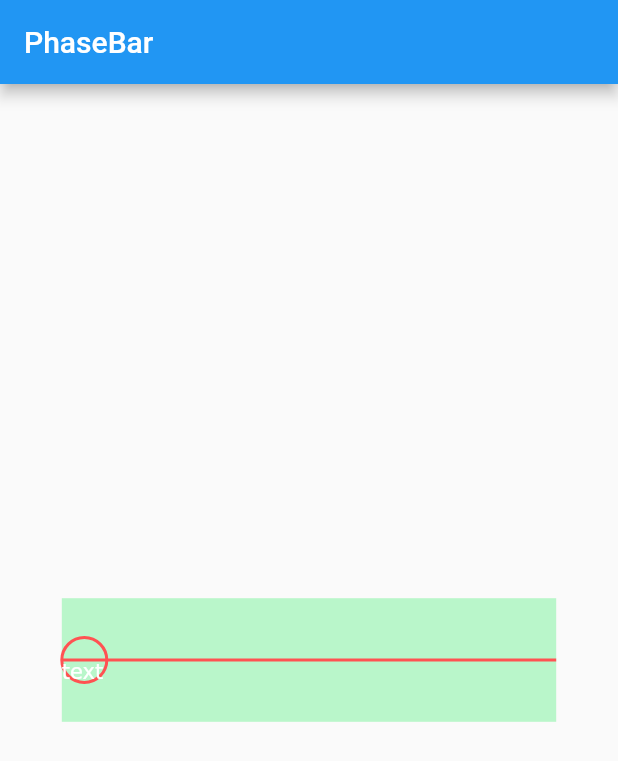
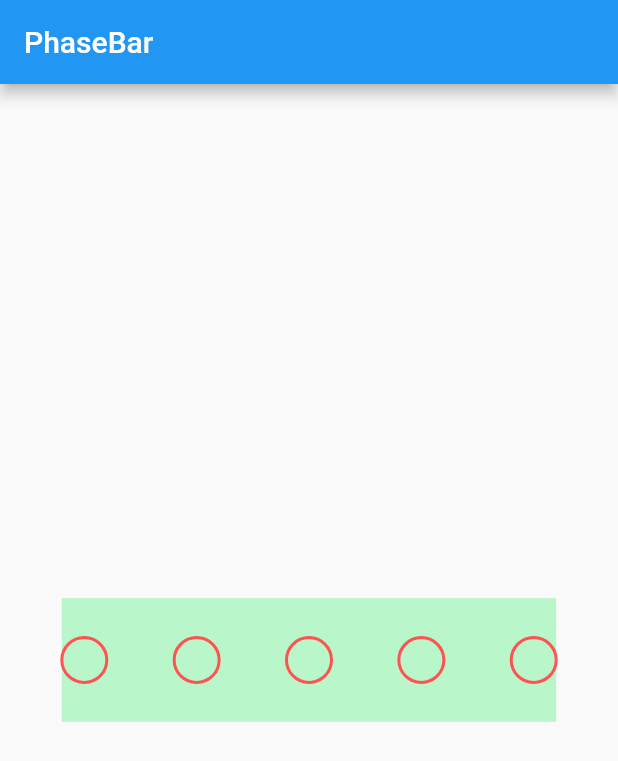
Before and after one commit to moneer-muntazah/phase_bar, a Flutter app: the screen it shows after launch, on a phone screen of 412 x 824 dp. Shown: the top 761 px of the screen. Run offline on Flutter 3.47's test engine with Material 2 defaults, Android fonts, the phone set to English and light mode, and no system bars.

```diff
--- a/lib/main.dart
+++ b/lib/main.dart
@@ -1,4 +1,5 @@
 import 'package:flutter/material.dart';
+import "package:flutter_app_paint/phase_bar.dart";
 
 void main() {
   runApp(MyApp());
@@ -10,6 +11,7 @@ class MyApp extends StatelessWidget {
   Widget build(BuildContext context) {
     return MaterialApp(
       title: 'Flutter Demo',
+      debugShowCheckedModeBanner: false,
       theme: ThemeData(
         primarySwatch: Colors.blue,
         visualDensity: VisualDensity.adaptivePlatformDensity,
@@ -27,69 +29,16 @@ class MyHomePage extends StatelessWidget {
         title: Text("PhaseBar"),
       ),
       body: Center(
-        child: PhaseBar(),
+        child: PhaseBar(
+          phases: <Phase>[
+            Phase(text: "One"),
+            Phase(text: "One"),
+            Phase(text: "One"),
+            Phase(text: "One"),
+            Phase(text: "One"),
+          ],
+        ),
       ),
     );
   }
 }
-class PhaseBar extends StatelessWidget {
-
-  @override
-  Widget build(BuildContext context) {
-    final screenSize = MediaQuery.of(context).size;
-    return Container(
-      color: Colors.greenAccent[100],
-      constraints: BoxConstraints(
-          minWidth: screenSize.width * 0.80,
-          minHeight: screenSize.height * 0.1),
-      child: CustomPaint(
-        painter: StepperPainter(),
-      ),
-    );
-  }
-}
-
-class Phase {
-
-}
-
-class StepperPainter extends CustomPainter {
-  @override
-  void paint(Canvas canvas, Size size) {
-    print(size);
-    final paint = Paint()
-      ..color = Colors.redAccent
-      ..style = PaintingStyle.stroke
-      ..strokeWidth = 2.0;
-
-    const radius = 15.0;
-
-    final x1 = 0.0, y1 = size.height / 2;
-    final x2 = size.width, y2 = size.height / 2;
-    final p1 = Offset(x1, y1), p2 = Offset(x2, y2);
-
-    canvas.drawLine(p1, p2, paint);
-
-
-    canvas.drawCircle(p1 + Offset(radius, 0.0), radius, paint);
-
-    // final b = ParagraphBuilder(ParagraphStyle(
-    //   fontSize: 12
-    // ))..addText("text");
-    //
-    // canvas.drawParagraph(b.build(), p1);
-
-    TextPainter(
-        text: TextSpan(text: "text"),
-        textAlign: TextAlign.left,
-        textDirection: TextDirection.ltr
-    )..layout()..paint(canvas, p1);
-
-
-
-
-  }
-
-  @override
-  bool shouldRepaint(CustomPainter oldDelegate) => false;
-}
--- /dev/null
+++ b/lib/phase_bar.dart
@@ -0,0 +1,87 @@
+import "package:flutter/material.dart";
+import "package:flutter/foundation.dart" show required;
+
+/// A PDS
+class Phase {
+  final String text;
+  final bool completed;
+  Phase({@required this.text, this.completed}) : assert(text != null);
+}
+
+class PhaseBar extends StatelessWidget {
+  final List<Phase> phases;
+  final TextDirection textDirection;
+
+  PhaseBar({@required this.phases, this.textDirection = TextDirection.rtl})
+      : assert(phases != null && phases.length >= 2 && textDirection != null);
+
+  @override
+  Widget build(BuildContext context) {
+    final screenSize = MediaQuery.of(context).size;
+    return Container(
+      color: Colors.greenAccent[100],
+      constraints: BoxConstraints(
+          minWidth: screenSize.width * 0.80,
+          minHeight: screenSize.height * 0.1),
+      child: CustomPaint(
+        painter: PhaseBarPainter(phases: phases, textDirection: textDirection),
+      ),
+    );
+  }
+}
+
+class PhaseBarPainter extends CustomPainter {
+  final List<Phase> phases;
+  final TextDirection textDirection;
+
+  PhaseBarPainter({@required this.phases, this.textDirection = TextDirection.rtl})
+      : assert(phases != null && phases.length >= 2 && textDirection != null);
+
+  @override
+  void paint(Canvas canvas, Size size) {
+
+    final paint = Paint()
+      ..color = Colors.redAccent
+      ..style = PaintingStyle.stroke
+      ..strokeWidth = 2.0;
+
+    const r = 15.0;
+
+    final equalDistance = (size.width - 2 * r) / (phases.length - 1);
+
+    final x1 = r, y1 = size.height / 2;
+    final x2 = size.width, y2 = size.height / 2;
+    final p1 = Offset(x1, y1), p2 = Offset(x2, y2);
+
+    Offset distance(double dx) => Offset(dx, 0.0);
+
+    //
+    // canvas.drawLine(p1, p2, paint);
+    //
+
+    // canvas.drawCircle(p1 + Offset(r, 0.0), r, paint);
+    // canvas.drawCircle(p1 + Offset(d, 0.0), r, paint);
+    // canvas.drawCircle(p1 + Offset(d + d, 0.0), r, paint);
+    //
+    for (int i = 0; i < phases.length; i += 1) {
+      canvas.drawCircle(p1 + distance(equalDistance * i), r, paint);
+    }
+
+    //
+    // // final b = ParagraphBuilder(ParagraphStyle(
+    // //   fontSize: 12
+    // // ))..addText("text");
+    // //
+    // // canvas.drawParagraph(b.build(), p1);
+    //
+    // TextPainter(
+    //     text: TextSpan(text: "text"),
+    //     textAlign: TextAlign.left,
+    //     textDirection: TextDirection.ltr)
+    //   ..layout()
+    //   ..paint(canvas, p1);
+  }
+
+  @override
+  bool shouldRepaint(CustomPainter oldDelegate) => false;
+}
--- a/pubspec.yaml
+++ b/pubspec.yaml
@@ -23,6 +23,7 @@ environment:
 dependencies:
   flutter:
     sdk: flutter
+  effective_dart: ^1.2.4
 
 
   # The following adds the Cupertino Icons font to your application.
```
Also changed, not shown: pubspec.lock.
